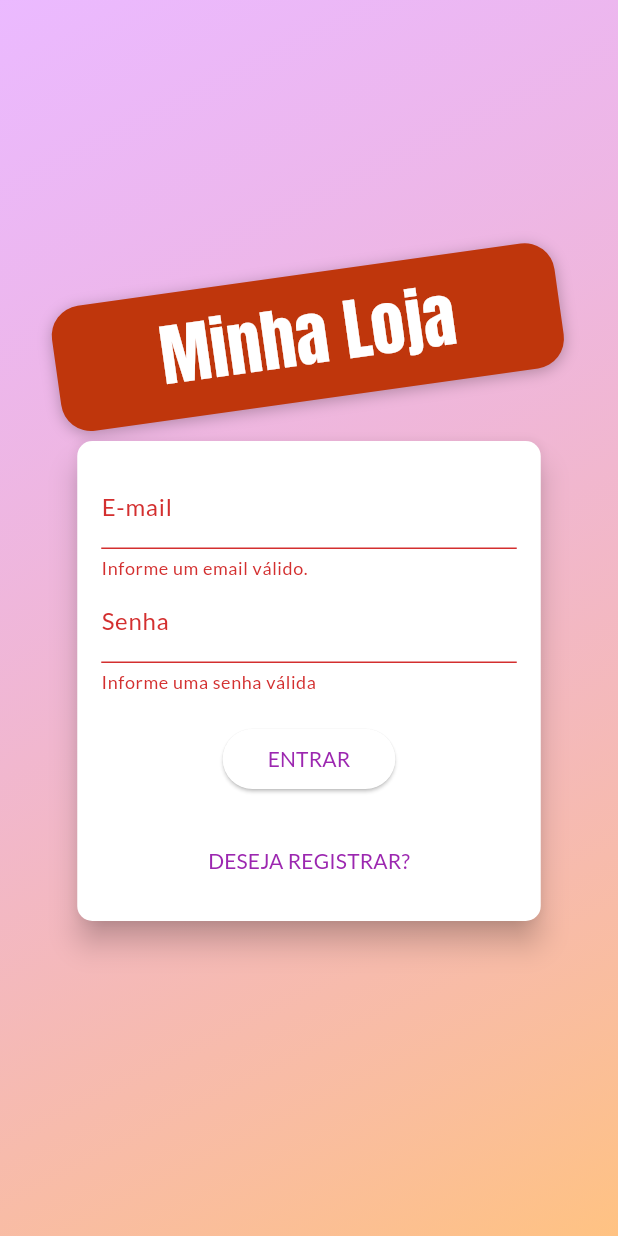
After one commit to marcosnava/loja, a Flutter app: the screen it shows after launch, after a tap on "ENTRAR", on a phone screen of 412 x 824 dp. The commit adds this screen. Run offline on Flutter 3.47's test engine with Material 3 defaults, Android fonts, the phone set to English and light mode, and no system bars; network calls fail.

Commit message:
Processo de Login

```diff
--- /dev/null
+++ b/lib/components/auth_form.dart
@@ -0,0 +1,161 @@
+// components/auth_form.dart
+import 'package:flutter/material.dart';
+import 'package:loja/models/auth.dart';
+import 'package:provider/provider.dart';
+
+enum AuthMode { signup, login }
+
+class AuthForm extends StatefulWidget {
+  const AuthForm({super.key});
+
+  @override
+  State<AuthForm> createState() => _AuthFormState();
+}
+
+class _AuthFormState extends State<AuthForm> {
+  final _passwordController = TextEditingController();
+  final _formKey = GlobalKey<FormState>();
+  bool _isLoading = false;
+  AuthMode _authMode = AuthMode.login;
+  final Map<String, String> _authData = {
+    'email': '',
+    'password': '',
+  };
+
+  bool _isLogin() => _authMode == AuthMode.login;
+  bool _isSignup() => _authMode == AuthMode.signup;
+
+  void _switchAuthMode() {
+    setState(() {
+      if (_isLogin()) {
+        _authMode = AuthMode.signup;
+      } else {
+        _authMode = AuthMode.login;
+      }
+    });
+  }
+
+  Future<void> _submit() async {
+    final isValid = _formKey.currentState?.validate() ?? false;
+
+    if (!isValid) {
+      return;
+    }
+
+    setState(() => _isLoading = true);
+
+    _formKey.currentState?.save();
+    Auth auth = Provider.of(
+      context,
+      listen: false,
+    );
+
+    if (_isLogin()) {
+      // login
+      await auth.login(
+        _authData['email']!,
+        _authData['password']!,
+      );
+    } else {
+      // registrar
+      await auth.signup(
+        _authData['email']!,
+        _authData['password']!,
+      );
+    }
+
+    setState(() => _isLoading = false);
+  }
+
+  @override
+  Widget build(BuildContext context) {
+    final deviceSize = MediaQuery.of(context).size;
+    return Card(
+      elevation: 8,
+      shape: RoundedRectangleBorder(
+        borderRadius: BorderRadius.circular(10),
+      ),
+      child: Container(
+        padding: const EdgeInsets.all(16),
+        height: 320,
+        width: deviceSize.width * 0.75,
+        child: Form(
+          key: _formKey,
+          child: Column(
+            children: [
+              TextFormField(
+                decoration: const InputDecoration(labelText: 'E-mail'),
+                keyboardType: TextInputType.emailAddress,
+                onSaved: (email) => _authData['email'] = email ?? '',
+                validator: (_email) {
+                  final email = _email ?? '';
+                  if (email.trim().isEmpty || !email.contains('@')) {
+                    return 'Informe um email válido.';
+                  }
+                  return null;
+                },
+              ),
+              TextFormField(
+                decoration: const InputDecoration(labelText: 'Senha'),
+                keyboardType: TextInputType.text,
+                obscureText: true,
+                controller: _passwordController,
+                onSaved: (password) => _authData['password'] = password ?? '',
+                validator: (_password) {
+                  final password = _password ?? '';
+                  if (password.isEmpty || password.length < 5) {
+                    return 'Informe uma senha válida';
+                  }
+                  return null;
+                },
+              ),
+              if (_isSignup())
+                TextFormField(
+                  decoration:
+                      const InputDecoration(labelText: 'Confirmar Senha'),
+                  keyboardType: TextInputType.text,
+                  obscureText: true,
+                  onSaved: (password) => _authData['password'] = password ?? '',
+                  validator: _authMode == AuthMode.login
+                      ? null
+                      : (_password) {
+                          final password = _password ?? '';
+                          if (password != _passwordController.text) {
+                            return 'Senhas informadas não conferem.';
+                          }
+                          return null;
+                        },
+                ),
+              const SizedBox(
+                height: 20,
+              ),
+              if (_isLoading)
+                const CircularProgressIndicator()
+              else
+                ElevatedButton(
+                  onPressed: _submit,
+                  style: ElevatedButton.styleFrom(
+                    shape: RoundedRectangleBorder(
+                      borderRadius: BorderRadius.circular(30),
+                    ),
+                    padding: const EdgeInsets.symmetric(
+                      horizontal: 30,
+                      vertical: 8,
+                    ),
+                  ),
+                  child: Text(
+                      _authMode == AuthMode.login ? 'ENTRAR' : 'REGISTRAR'),
+                ),
+              const Spacer(),
+              TextButton(
+                onPressed: _switchAuthMode,
+                child:
+                    Text(_isLogin() ? 'DESEJA REGISTRAR?' : 'JÁ POSSUI CONTA?'),
+              )
+            ],
+          ),
+        ),
+      ),
+    );
+  }
+}
--- a/lib/main.dart
+++ b/lib/main.dart
@@ -1,7 +1,10 @@
+// main.dart
 import 'package:flutter/material.dart';
+import 'package:loja/models/auth.dart';
 import 'package:loja/models/cart.dart';
 import 'package:loja/models/order_list.dart';
 import 'package:loja/models/product_list.dart';
+import 'package:loja/pages/auth_page.dart';
 import 'package:loja/pages/cart_page.dart';
 import 'package:loja/pages/orders_page.dart';
 import 'package:loja/pages/product_detail_page.dart';
@@ -32,6 +35,9 @@ class MyApp extends StatelessWidget {
         ChangeNotifierProvider(
           create: (_) => OrderList(),
         ),
+        ChangeNotifierProvider(
+          create: (_) => Auth(),
+        ),
       ],
       child: MaterialApp(
         title: 'Flutter Demo',
@@ -41,6 +47,7 @@ class MyApp extends StatelessWidget {
             fontFamily: 'Lato'),
         //home: const ProductsOverviewPage(),
         routes: {
+          AppRoutes.auth: (ctx) => const AuthPage(),
           AppRoutes.home: (ctx) => const ProductsOverviewPage(),
           AppRoutes.productDetail: (ctx) => const ProductDetailPage(),
           AppRoutes.cart: (ctx) => const CartPage(),
--- /dev/null
+++ b/lib/models/auth.dart
@@ -0,0 +1,33 @@
+// models/auth.dart
+import 'dart:convert';
+
+import 'package:flutter/widgets.dart';
+import 'package:loja/utils/constants.dart';
+import 'package:http/http.dart' as http;
+
+class Auth with ChangeNotifier {
+  Future<void> _authenticate(
+      String email, String password, String urlFragment) async {
+    final url =
+        'https://identitytoolkit.googleapis.com/v1/accounts:$urlFragment?key=${Constants.webApiKey}';
+
+    final response = await http.post(
+      Uri.parse(url),
+      body: jsonEncode({
+        'email': email,
+        'password': password,
+        'returnSecureToken': true,
+      }),
+    );
+
+    print(jsonDecode(response.body));
+  }
+
+  Future<void> signup(String email, String password) async {
+    _authenticate(email, password, 'signUp');
+  }
+
+  Future<void> login(String email, String password) async {
+    _authenticate(email, password, 'signInWithPassword');
+  }
+}
--- /dev/null
+++ b/lib/pages/auth_page.dart
@@ -0,0 +1,69 @@
+// pages/auth_page.dart
+import 'dart:math';
+
+import 'package:flutter/material.dart';
+import 'package:loja/components/auth_form.dart';
+
+class AuthPage extends StatelessWidget {
+  const AuthPage({super.key});
+
+  @override
+  Widget build(BuildContext context) {
+    return Center(
+      child: Scaffold(
+        body: Stack(
+          children: [
+            Container(
+              decoration: const BoxDecoration(
+                gradient: LinearGradient(
+                  colors: [
+                    Color.fromRGBO(215, 117, 255, 0.5),
+                    Color.fromRGBO(255, 188, 117, 0.9),
+                  ],
+                  begin: Alignment.topLeft,
+                  end: Alignment.bottomRight,
+                ),
+              ),
+            ),
+            SizedBox(
+              width: double.infinity,
+              child: Column(
+                crossAxisAlignment: CrossAxisAlignment.center,
+                mainAxisAlignment: MainAxisAlignment.center,
+                children: [
+                  Container(
+                    padding: const EdgeInsets.symmetric(
+                      vertical: 10,
+                      horizontal: 70,
+                    ),
+                    transform: Matrix4.rotationZ(-8 * pi / 180)
+                      ..translate(-5.0),
+                    decoration: BoxDecoration(
+                      borderRadius: BorderRadius.circular(20),
+                      color: Colors.deepOrange.shade900,
+                      boxShadow: const [
+                        BoxShadow(
+                            blurRadius: 8,
+                            color: Colors.black26,
+                            offset: Offset(0, 2)),
+                      ],
+                    ),
+                    child: Text(
+                      'Minha Loja',
+                      style: TextStyle(
+                        fontFamily: 'Anton',
+                        fontSize: 45,
+                        color: Colors.white,
+                      ),
+                    ),
+                  ),
+                  AuthForm()
+                ],
+              ),
+            )
+          ],
+        ),
+      ),
+    );
+  }
+}
--- a/lib/utils/app_routes.dart
+++ b/lib/utils/app_routes.dart
@@ -1,5 +1,7 @@
+// utils/app_routes.dart
 class AppRoutes {
-  static const home = '/';
+  static const auth = '/';
+  static const home = '/home';
   static const productDetail = '/product-detail';
   static const cart = '/cart';
   static const orders = '/orders';
--- a/lib/utils/constants.dart
+++ b/lib/utils/constants.dart
@@ -1,4 +1,8 @@
+// utils/constants.dart
 class Constants {
   static const productBaseUrl =
       'https://loja-b5543-default-rtdb.firebaseio.com/products';
+  static const orderBaseUrl =
+      'https://loja-b5543-default-rtdb.firebaseio.com/orders';
+  static const webApiKey = 'AIzaSyAk2gpCme_Jivj9wfcvtJL3h6HQkARqH7Q';
 }
```
Also changed, not shown: lib/models/order_list.dart (+61 -5 lines), lib/models/product.dart (+24 -1 lines), lib/pages/cart_page.dart (+44 -11 lines), lib/pages/orders_page.dart (+31 -5 lines).
